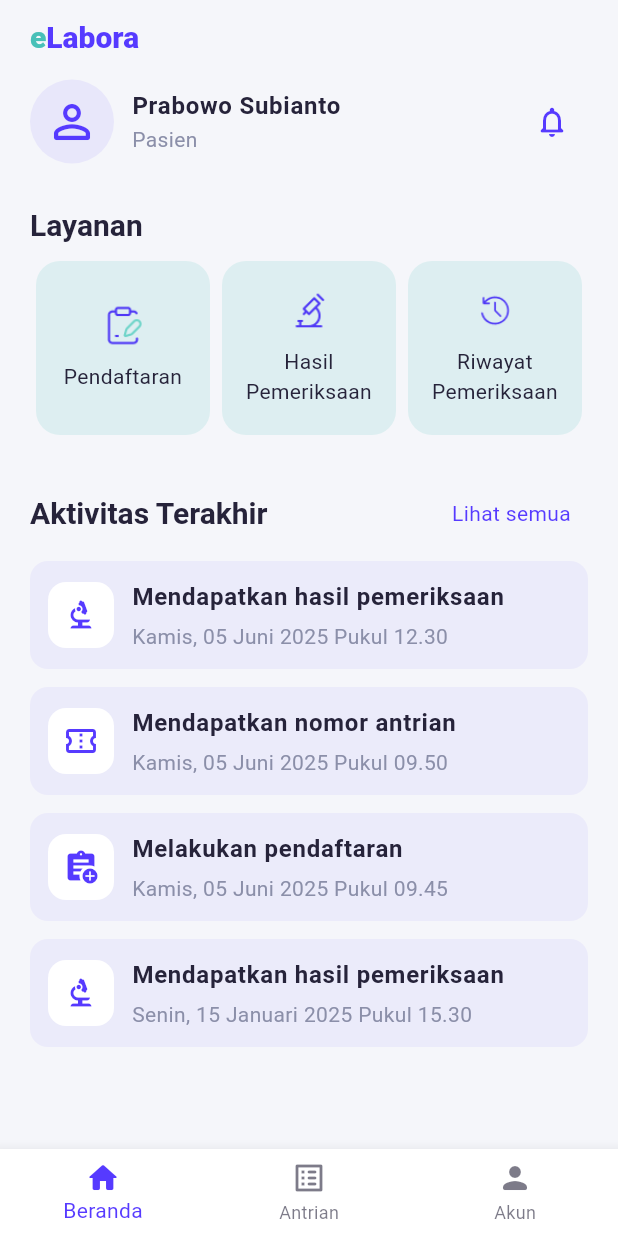
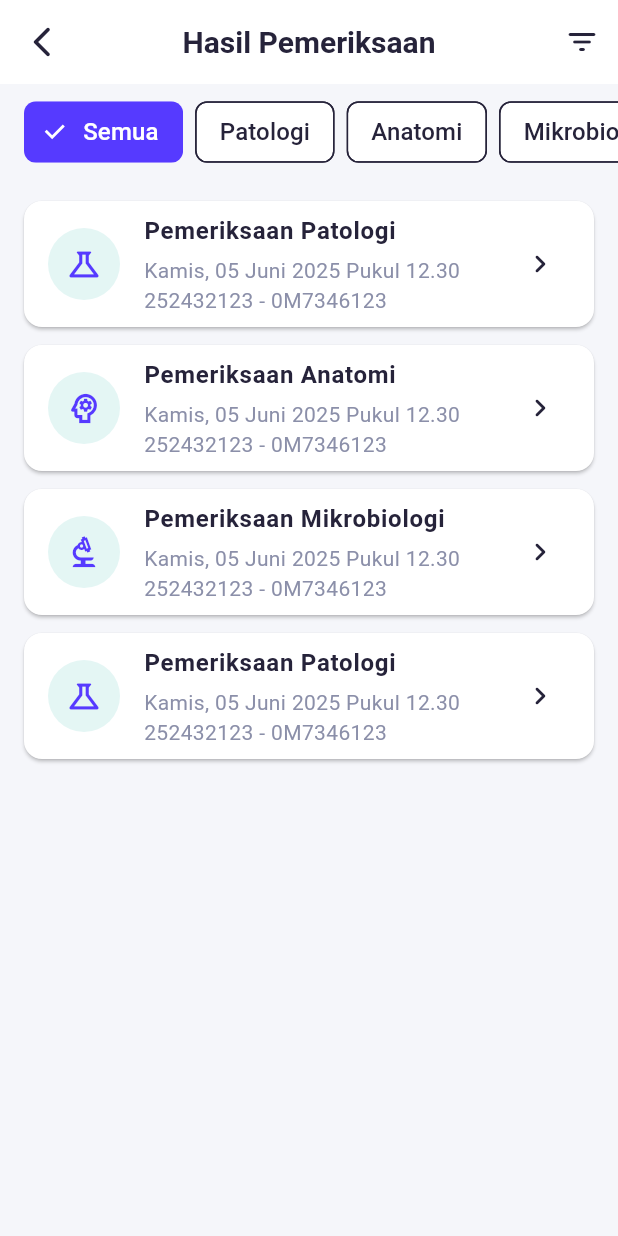
Before and after one commit to ilhamridzuan/mobile---eLabora, a Flutter app: the HomePage screen opened by its route, after a tap on an icon or button, on a phone screen of 412 x 824 dp. Run offline on Flutter 3.47's test engine with Material 3 defaults, Android fonts, the phone set to English and light mode, and no system bars.

Commit message:
menambahkan halaman cek hasil pemeriksaan

```diff
--- a/lib/config/routes.dart
+++ b/lib/config/routes.dart
@@ -5,6 +5,7 @@ import 'package:elabora_app/pages/home_page.dart';
 import 'package:elabora_app/pages/riwayat_page.dart';
 import '../pages/landing_page.dart';
 import '../pages/login_page.dart';
+import '../pages/cek_hasil_page.dart';
 
 final Map<String, WidgetBuilder> appRoutes = {
   '/': (context) => const LandingPage(),
@@ -13,4 +14,5 @@ final Map<String, WidgetBuilder> appRoutes = {
   '/riwayat': (context) => const RiwayatPage(),
   '/pendaftaran': (context) => const PendaftaranPage(),
   '/antrian': (context) => const AntrianPage(),
+  '/cek_hasil': (context) => const CekHasilPage(),
 };
--- /dev/null
+++ b/lib/pages/cek_hasil_page.dart
@@ -0,0 +1,147 @@
+import 'package:flutter/material.dart';
+
+class CekHasilPage extends StatefulWidget {
+  const CekHasilPage({super.key});
+
+  @override
+  State<CekHasilPage> createState() => _CekHasilPageState();
+}
+
+class _CekHasilPageState extends State<CekHasilPage> {
+  String selectedCategory = 'Semua';
+
+  final List<Map<String, dynamic>> hasilList = [
+    {
+      'kategori': 'Patologi',
+      'judul': 'Pemeriksaan Patologi',
+      'tanggal': 'Kamis, 05 Juni 2025 Pukul 12.30',
+      'kode': '252432123 - 0M7346123',
+      'icon': Icons.science_outlined,
+    },
+    {
+      'kategori': 'Anatomi',
+      'judul': 'Pemeriksaan Anatomi',
+      'tanggal': 'Kamis, 05 Juni 2025 Pukul 12.30',
+      'kode': '252432123 - 0M7346123',
+      'icon': Icons.psychology_outlined,
+    },
+    {
+      'kategori': 'Mikrobiologi',
+      'judul': 'Pemeriksaan Mikrobiologi',
+      'tanggal': 'Kamis, 05 Juni 2025 Pukul 12.30',
+      'kode': '252432123 - 0M7346123',
+      'icon': Icons.biotech_outlined,
+    },
+    {
+      'kategori': 'Patologi',
+      'judul': 'Pemeriksaan Patologi',
+      'tanggal': 'Kamis, 05 Juni 2025 Pukul 12.30',
+      'kode': '252432123 - 0M7346123',
+      'icon': Icons.science_outlined,
+    },
+  ];
+
+  List<String> categories = ['Semua', 'Patologi', 'Anatomi', 'Mikrobiologi'];
+
+  @override
+  Widget build(BuildContext context) {
+    final colors = Theme.of(context).colorScheme;
+
+    // Filter list
+    List<Map<String, dynamic>> filteredList = selectedCategory == 'Semua'
+        ? hasilList
+        : hasilList.where((e) => e['kategori'] == selectedCategory).toList();
+
+    return Scaffold(
+      appBar: AppBar(
+        title: const Text('Hasil Pemeriksaan'),
+        leading: IconButton(
+          icon: const Icon(Icons.arrow_back_ios_new_rounded),
+          onPressed: () => Navigator.pop(context),
+        ),
+        actions: [
+          IconButton(
+            icon: const Icon(Icons.filter_list_rounded),
+            onPressed: () {},
+          ),
+        ],
+      ),
+      body: Column(
+        crossAxisAlignment: CrossAxisAlignment.start,
+        children: [
+          // Filter Tabs
+          SingleChildScrollView(
+            scrollDirection: Axis.horizontal,
+            padding: const EdgeInsets.symmetric(horizontal: 16, vertical: 8),
+            child: Row(
+              children: categories.map((kategori) {
+                final bool isSelected = kategori == selectedCategory;
+                return Padding(
+                  padding: const EdgeInsets.only(right: 8),
+                  child: ChoiceChip(
+                    label: Text(kategori),
+                    selected: isSelected,
+                    onSelected: (_) {
+                      setState(() => selectedCategory = kategori);
+                    },
+                    selectedColor: colors.primary,
+                    backgroundColor: colors.surfaceVariant,
+                    labelStyle: TextStyle(
+                      color: isSelected ? colors.onPrimary : colors.onSurface,
+                      fontWeight: FontWeight.w500,
+                    ),
+                  ),
+                );
+              }).toList(),
+            ),
+          ),
+
+          const SizedBox(height: 8),
+
+          // List Pemeriksaan
+          Expanded(
+            child: ListView.builder(
+              itemCount: filteredList.length,
+              padding: const EdgeInsets.symmetric(horizontal: 16),
+              itemBuilder: (context, index) {
+                final item = filteredList[index];
+                return Card(
+                  margin: const EdgeInsets.symmetric(vertical: 6),
+                  shape: RoundedRectangleBorder(
+                    borderRadius: BorderRadius.circular(12),
+                  ),
+                  child: ListTile(
+                    leading: CircleAvatar(
+                      radius: 24,
+                      backgroundColor: colors.secondary.withOpacity(0.15),
+                      child: Icon(item['icon'], color: colors.primary, size: 26),
+                    ),
+                    title: Text(
+                      item['judul'],
+                      style: Theme.of(context).textTheme.bodyLarge?.copyWith(
+                            fontWeight: FontWeight.w600,
+                            color: colors.onSurface,
+                          ),
+                    ),
+                    subtitle: Padding(
+                      padding: const EdgeInsets.only(top: 4),
+                      child: Text(
+                        '${item['tanggal']}\n${item['kode']}',
+                        style: Theme.of(context).textTheme.bodyMedium,
+                      ),
+                    ),
+                    trailing: Icon(Icons.chevron_right_rounded,
+                        color: colors.outline),
+                    onTap: () {
+                      // nanti diarahkan ke halaman detail hasil
+                    },
+                  ),
+                );
+              },
+            ),
+          ),
+        ],
+      ),
+    );
+  }
+}
--- a/lib/pages/home_page.dart
+++ b/lib/pages/home_page.dart
@@ -91,7 +91,7 @@ class HomePage extends StatelessWidget {
                     context,
                     'assets/icons/icon-hasil.png',
                     'Hasil\nPemeriksaan',
-                    '/cekhasil',
+                    '/cek_hasil',
                   ),
                   _serviceTile(
                     context,
```
Also changed, not shown: 1 other file.
